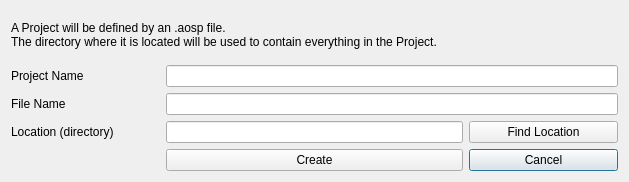
Before: the Qt Designer form tools/aosdesigner/view/ui/NewProjectDialog.ui in invy/mjklaim-freewindows, drawn with Qt 5.
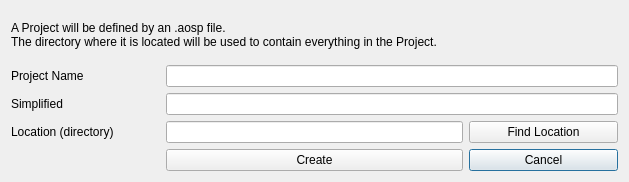
After: the same form once the commit is applied.

What changed in the file:
```diff
--- a/tools/aosdesigner/view/ui/NewProjectDialog.ui
+++ b/tools/aosdesigner/view/ui/NewProjectDialog.ui
@@ -39,7 +39,7 @@
    <item row="2" column="0">
     <widget class="QLabel" name="label_2">
      <property name="text">
-      <string>File Name</string>
+      <string>Simplified</string>
      </property>
     </widget>
    </item>
```
Left out of the diff: 4 changed lines with no effect on the pictures.
